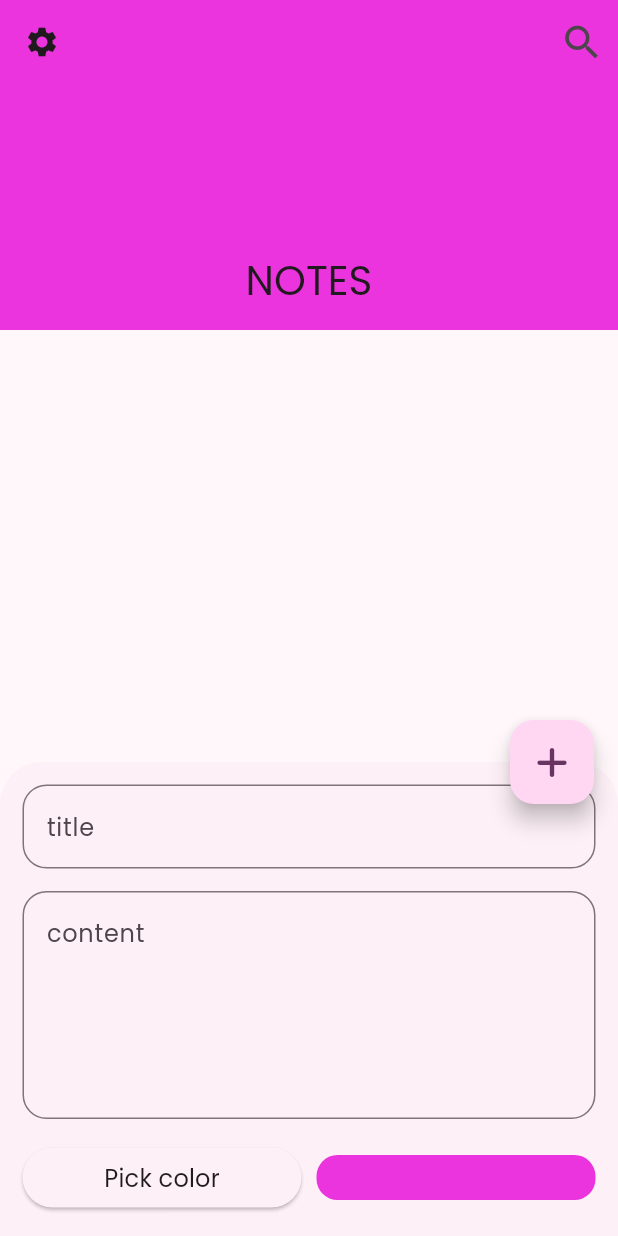
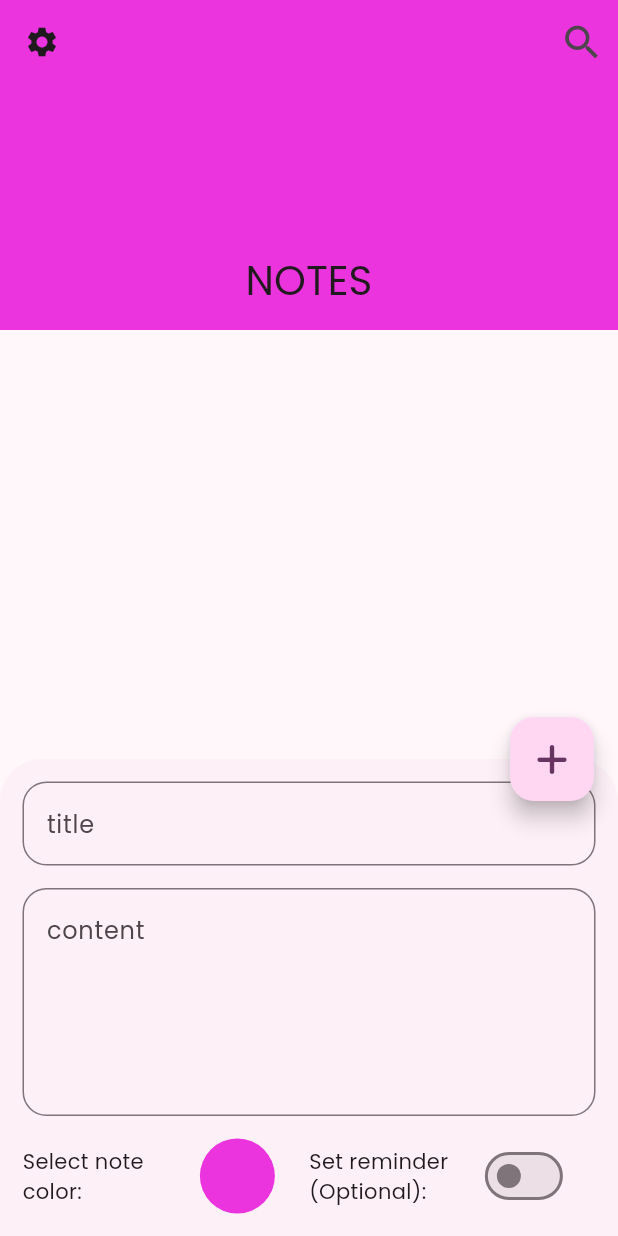
Before and after one commit to Shiba3006/My-Note, a Flutter app: the screen it shows after launch, after a tap on an icon or button, on a phone screen of 412 x 824 dp. Run offline on Flutter 3.47's test engine with Material 2 defaults, Android fonts, the phone set to English and light mode, and no system bars; our stand-ins replace bloc, flutter_bloc, flutter_colorpicker, font_awesome_flutter, hive, hive_flutter; missing offline and left inert: animator; accounts and stored records are empty.

Commit message:
add switch button to bottom sheet

```diff
--- a/lib/views/widgets/custom_bottom_sheet.dart
+++ b/lib/views/widgets/custom_bottom_sheet.dart
@@ -3,7 +3,6 @@ import 'package:flutter_bloc/flutter_bloc.dart';
 import 'package:my_note/cubits/notes_cubit.dart';
 
 import 'custom_alert_dialog.dart';
-import 'custom_button.dart';
 import 'custom_text_form_field.dart';
 
 class CustomBottomSheet extends StatefulWidget {
@@ -48,8 +47,13 @@ class _CustomBottomSheetState extends State<CustomBottomSheet> {
                   Row(
                     children: [
                       Expanded(
-                        child: CustomButton(
-                          onPressed: () {
+                        child: Text(
+                          'Select note color:',
+                        ),
+                      ),
+                      Expanded(
+                        child: GestureDetector(
+                          onTap: () {
                             showDialog(
                               context: context,
                               builder: (context) =>
@@ -60,24 +64,32 @@ class _CustomBottomSheetState extends State<CustomBottomSheet> {
                                   ),
                             );
                           },
-                          text: 'Pick color',
+                          child: Container(
+                            // color circle to show the picked color.
+                            height: 50,
+                            decoration: BoxDecoration(
+                              shape: BoxShape.circle,
+                              // borderRadius: BorderRadius.circular(
+                              //   14,
+                              // ),
+                              color: cubit.noteColor ?? cubit.currentColor,
+                            ),
+                          ),
                         ),
                       ),
-                      const SizedBox(
-                        width: 10,
+                      Expanded(
+                        child: Text(
+                          'Set reminder (Optional):',
+                        ),
                       ),
                       Expanded(
-                        child: Container(
-                          // color circle to show the picker color.
-                          height: 30,
-                          decoration: BoxDecoration(
-                            borderRadius: BorderRadius.circular(
-                              14,
-                            ),
-                            color: cubit.noteColor ??
-                                NotesCubit
-                                    .get(context)
-                                    .currentColor,
+                        child: GestureDetector(
+                          onTap: (){
+
+                          },
+                          child: Switch(
+                              value: false,
+                              onChanged: (value) {},
                           ),
                         ),
                       ),
```
